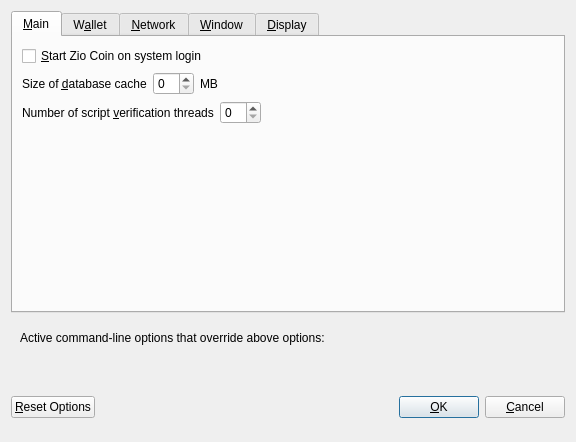
chaosmncoin/chaosCore, file src/qt/forms/optionsdialog.ui: the form before one commit.
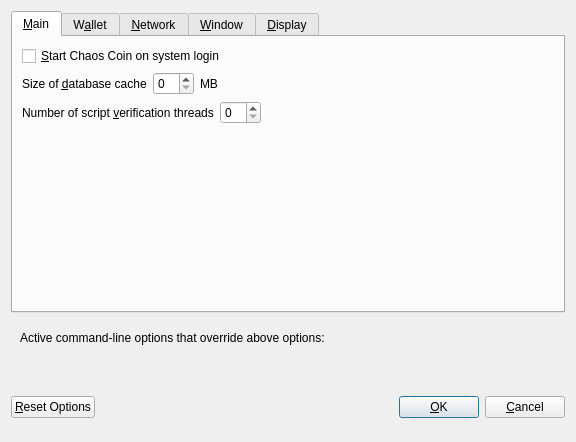
The form after the commit. Custom widgets are drawn as their Qt base class.

What changed in the file:
```diff
--- a/src/qt/forms/optionsdialog.ui
+++ b/src/qt/forms/optionsdialog.ui
@@ -33,7 +33,7 @@
           <string>Automatically start Zio Coin after logging in to the system.</string>
          </property>
          <property name="text">
-          <string>&amp;Start Zio Coin on system login</string>
+          <string>&amp;Start Chaos Coin on system login</string>
          </property>
         </widget>
        </item>
```
Left out of the diff: 8 changed lines with no effect on the pictures.
